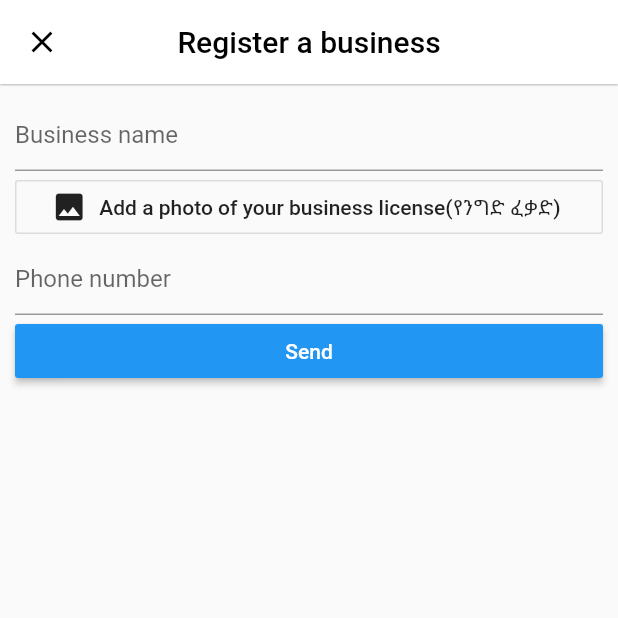
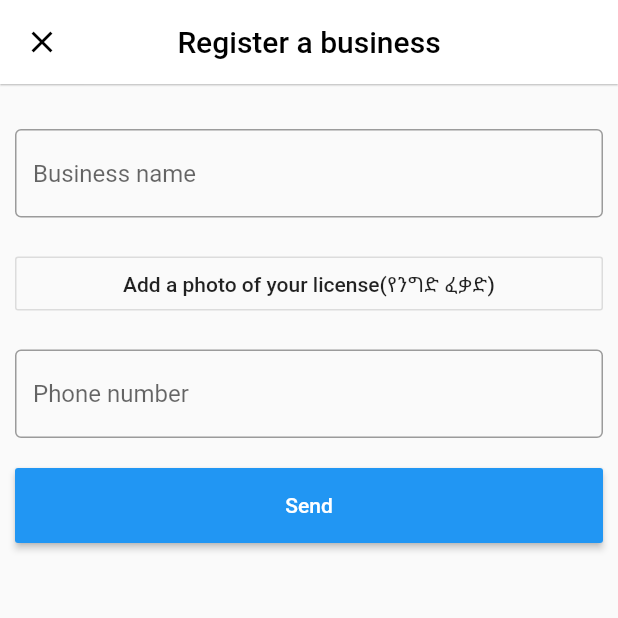
Before and after one commit to ihsahm/Menuly, a Flutter app: the RegisterBusiness screen opened directly, on a phone screen of 412 x 824 dp, the top half of it. Run offline on Flutter 3.47's test engine with Material 2 defaults, Android fonts, the phone set to English and light mode, and no system bars; our stand-ins replace cloud_firestore, extended_image, firebase_core, fluttericon, geolocator; missing offline and left inert: ussd; accounts and stored records are empty.

Commit message:
First Commit

```diff
--- a/lib/Contents/Settings/RegisterBusiness/register_business.dart
+++ b/lib/Contents/Settings/RegisterBusiness/register_business.dart
@@ -32,24 +32,33 @@ class _RegisterBusinessState extends State<RegisterBusiness> {
         margin: EdgeInsets.only(left: 10, right: 10, top: 10),
         child: ListView(
           children: [
+            SizedBox(height: 20),
             TextFormField(
-              decoration: InputDecoration(hintText: 'Business name'),
+              decoration: InputDecoration(
+                  hintText: 'Business name', border: OutlineInputBorder()),
             ),
-            OutlineButton.icon(
-              icon: Icon(Icons.image),
-              label: Text('Add a photo of your business license(የንግድ ፈቃድ)'),
+            SizedBox(height: 20),
+            OutlineButton(
+              child: Text('Add a photo of your license(የንግድ ፈቃድ)'),
               onPressed: () {},
             ),
+            SizedBox(height: 20),
             TextFormField(
-              decoration: InputDecoration(hintText: 'Phone number'),
+              keyboardType: TextInputType.number,
+              decoration: InputDecoration(
+                  hintText: 'Phone number', border: OutlineInputBorder()),
             ),
-            RaisedButton(
-              child: Text(
-                'Send',
-                style: TextStyle(color: Colors.white),
+            SizedBox(height: 20),
+            Container(
+              height: 50,
+              child: RaisedButton(
+                child: Text(
+                  'Send',
+                  style: TextStyle(color: Colors.white),
+                ),
+                onPressed: () {},
+                color: Colors.blue,
               ),
-              onPressed: () {},
-              color: Colors.blue,
             )
           ],
         ),
--- a/lib/Contents/Settings/settingcontent.dart
+++ b/lib/Contents/Settings/settingcontent.dart
@@ -33,16 +33,21 @@ class _SettingsContentState extends State<SettingsContent> {
                       content: TextField(
                         maxLines: 3,
                         decoration: InputDecoration(
-                            hintText: 'Send us a bug or an issue you found'),
+                            hintText: 'Send us a bug or an issue you found',
+                            border: OutlineInputBorder()),
                       ),
                       actions: [
                         FlatButton(
                           child: Text('Cancel'),
-                          onPressed: () {},
+                          onPressed: () {
+                            Navigator.pop(context);
+                          },
                         ),
                         FlatButton(
                           child: Text('Send'),
-                          onPressed: () {},
+                          onPressed: () {
+                            Navigator.pop(context);
+                          },
                         ),
                       ],
                     ));
```
